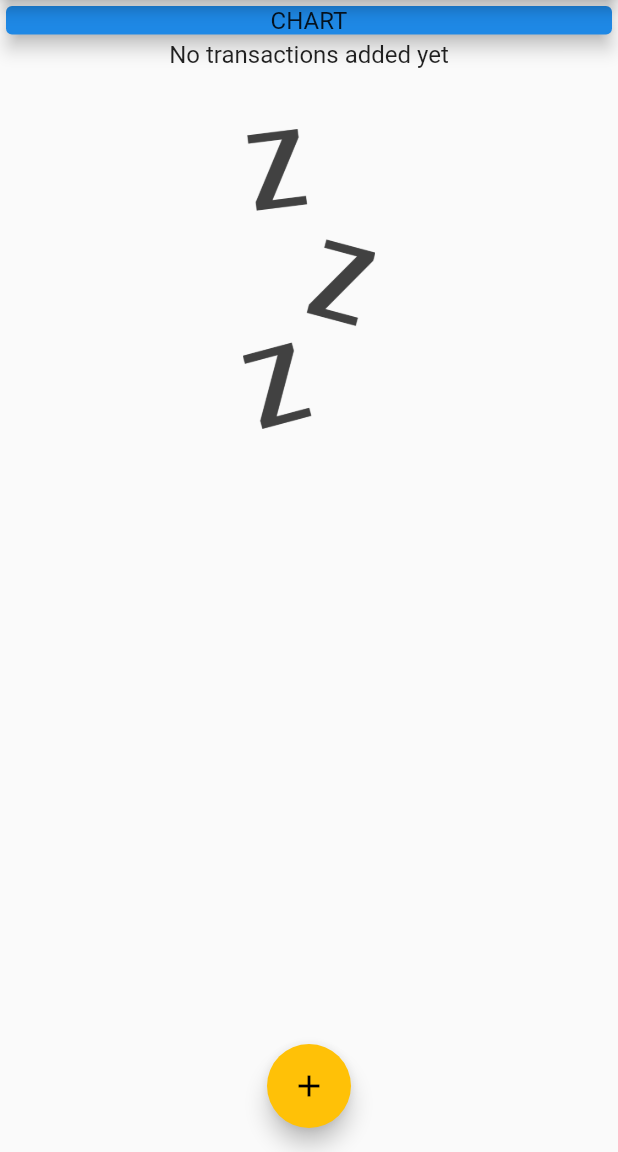
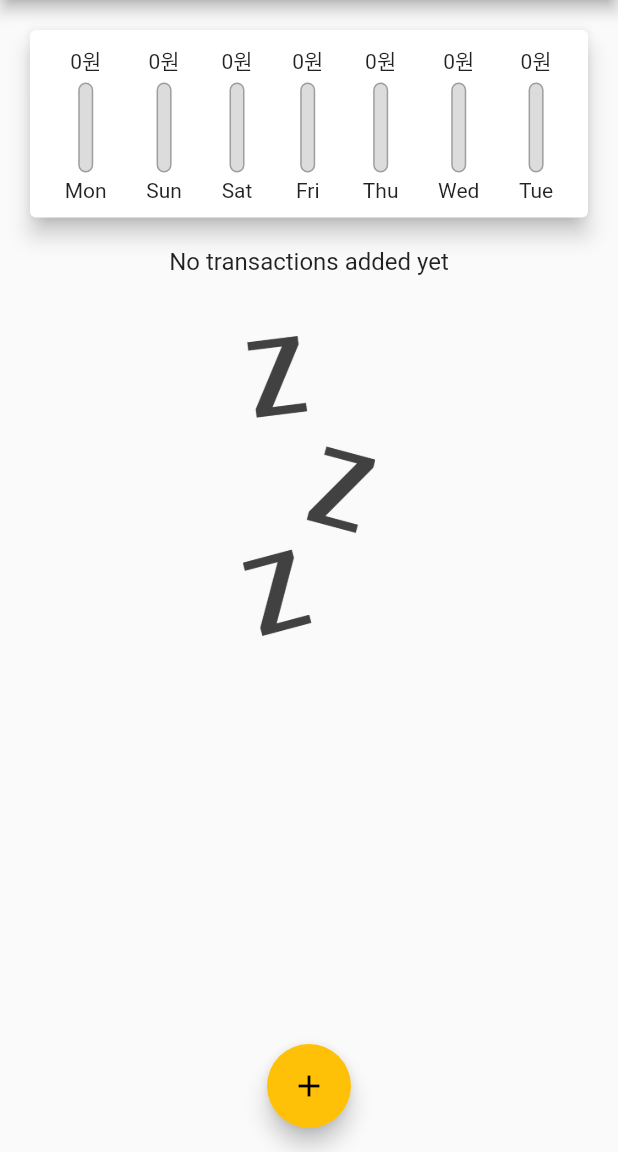
Before and after one commit to Tchaikovsky1114/flutter-expenses, a Flutter app: the screen it shows after launch, on a phone screen of 412 x 824 dp, the part 84-1236 px from its top. Run offline on Flutter 3.47's test engine with Material 2 defaults, Android fonts, the phone set to English and light mode, and no system bars; our stand-ins replace timezone; Roboto replaces fonts that are missing (Wandohope).

```diff
--- a/lib/chart.dart
+++ b/lib/chart.dart
@@ -1,31 +1,64 @@
+import 'package:expenses/chart_bar.dart';
+import 'package:expenses/models/transaction.dart';
 import 'package:flutter/material.dart';
+import 'package:intl/intl.dart';
 
 class Chart extends StatelessWidget {
-  const Chart({super.key});
+  final List<Transaction> recentTransaction;
 
-  // 왜 꼭 get을 써야하는건가.. 그냥 함수로 사용하면 안되는건가?..
-  // Getter/setter는 데이터를 올바르게 사용하기 위해 선호됩니다.
-  // 데이터를 직접 사용하면 업데이트하고 싶지 않을 때 업데이트할 수 있으며
-  // 이러한 유형의 논리적 실수는 감지하고 수정하는 데 너무 많은 시간이 걸립니다.
-  // 또한 데이터를 조작하는 안전한 방법입니다.
-  // 캡슐화는 데이터와 데이터를 조작하는 기능을 결합하고 외부 간섭과 오용으로부터 모두 안전하게 보호하는
-  // 객체 지향 프로그래밍 개념입니다. 데이터 캡슐화는 데이터 은닉이라는 중요한 OOP 개념으로 이어졌습니다.
+  const Chart(this.recentTransaction, {super.key});
 
-  // 해석 필요
-  // 이 ( String get getName())가 유효하지 않은 구문이라고 생각하십니까? 게터에는 인수가 없어야 합니까? 귀하의 질문에 대한 답변으로 공급자 패턴은 일반적으로 개인 필드 + 게터 및 세터를 사용합니다. 아이디어는 변수 _a가 를 사용하여 '얻을' 수 있고 를 사용하여 get a => _a설정할 수 있다는 것 set a(T newA){}입니다. setter 내부 는 일반적으로 앱을 '새로 고침' notifyListeners()하는 변수( )를 변경한 후 호출 됩니다._a = newA
+// 기존 데이터를 재가공 할때는 get을 쓴다?
+  List<Map<String, Object>> get groupedTransactionValues {
+    return List.generate(7, (index) {
+      final weekDay = DateTime.now().subtract(Duration(days: index));
+      double totalSum = 0;
 
-  // List<Map<String, Object>> get groupedTransactionValues {
-  //   return List.generate(7, (index) {});
-  // }
+      for (var i = 0; i < recentTransaction.length; i++) {
+        if (recentTransaction[i].date.day == weekDay.day &&
+            recentTransaction[i].date.month == weekDay.month &&
+            recentTransaction[i].date.year == weekDay.year) {
+          totalSum += recentTransaction[i].amount;
+        }
+      }
+      print(DateFormat.E().format(weekDay));
+      print(totalSum);
+      return {
+        'day': DateFormat.E().format(weekDay),
+        'amount': totalSum,
+      };
+    });
+  }
+
+  double get totalSpending {
+    return groupedTransactionValues.fold(0, (sum, item) {
+      return sum + (item['amount'] as double);
+    });
+  }
 
   @override
   Widget build(BuildContext context) {
     return Card(
-      elevation: 6,
-      margin: const EdgeInsets.all(20),
-      child: Row(
-        children: const [],
-      ),
-    );
+        elevation: 6,
+        margin: const EdgeInsets.all(20),
+        child: Padding(
+          padding: const EdgeInsets.all(10.0),
+          child: Row(
+            mainAxisAlignment: MainAxisAlignment.spaceAround,
+            children: [
+              ...groupedTransactionValues.map((data) {
+                return Flexible(
+                  flex: 1,
+                  fit: FlexFit.loose,
+                  child: ChartBar(
+                    data['day'] as String,
+                    data['amount'] as double,
+                    (data['amount'] as double) / totalSpending,
+                  ),
+                );
+              }).toList()
+            ],
+          ),
+        ));
   }
 }
--- /dev/null
+++ b/lib/chart_bar.dart
@@ -0,0 +1,56 @@
+import 'package:flutter/material.dart';
+
+class ChartBar extends StatelessWidget {
+  final String label;
+  final double spendingAmount;
+  final double spendingPctOfTotal;
+
+  const ChartBar(this.label, this.spendingAmount, this.spendingPctOfTotal,
+      {super.key});
+
+  @override
+  Widget build(BuildContext context) {
+    return Column(
+      children: [
+        FittedBox(
+          child: Text('${spendingAmount.toStringAsFixed(0)}원'),
+        ),
+        const SizedBox(
+          height: 4,
+        ),
+        SizedBox(
+          height: 60,
+          width: 10,
+          child: Stack(
+            children: [
+              Container(
+                decoration: BoxDecoration(
+                  border: Border.all(
+                    color: Colors.grey,
+                    width: 1.0,
+                  ),
+                  color: const Color.fromRGBO(220, 220, 220, 1),
+                  borderRadius: BorderRadius.circular(10),
+                ),
+              ),
+              FractionallySizedBox(
+                heightFactor:
+                    spendingPctOfTotal.isNegative ? null : spendingPctOfTotal,
+                child: Container(
+                  decoration: BoxDecoration(
+                    color: Theme.of(context).primaryColor,
+                    borderRadius: BorderRadius.circular(10),
+                  ),
+                ),
+              )
+            ],
+          ),
+        ),
+        const SizedBox(
+          height: 4,
+        ),
+        Text(label),
+      ],
+    );
+  }
+}
--- a/lib/main.dart
+++ b/lib/main.dart
@@ -1,3 +1,4 @@
+import 'package:expenses/chart.dart';
 import 'package:expenses/models/transaction.dart';
 import 'package:expenses/new_transaction.dart';
 import 'package:expenses/transaction_list.dart';
@@ -8,7 +9,7 @@ import 'package:timezone/data/latest.dart' as tz;
 void main() {
   WidgetsFlutterBinding.ensureInitialized();
   tz.initializeTimeZones();
-  runApp(const MyApp());
+  runApp(MyApp());
 }
 
 class MyApp extends StatefulWidget {
@@ -31,6 +32,12 @@ class _MyAppState extends State<MyApp> {
     setState(() {
       userTransaction.add(newTx);
     });
+  }
+
+  List<Transaction> get _recentTransaction {
+    return userTransaction.where((tx) {
+      return tx.date.isAfter(DateTime.now().subtract(const Duration(days: 7)));
+    }).toList();
   }
 
   void _startAddNewTransaction(BuildContext ctx) {
@@ -101,15 +108,7 @@ class _MyAppState extends State<MyApp> {
             children: [
               SizedBox(
                 width: double.infinity,
-                child: Card(
-                  color: Colors.blue.shade600,
-                  elevation: 5,
-                  child: Text(
-                    'CHART',
-                    style: Theme.of(context).textTheme.titleMedium,
-                    textAlign: TextAlign.center,
-                  ),
-                ),
+                child: Chart(_recentTransaction),
               ),
               TransactionList(userTransaction: userTransaction)
             ],
```
Also changed, not shown: lib/transaction_list.dart (+12 -47 lines).
